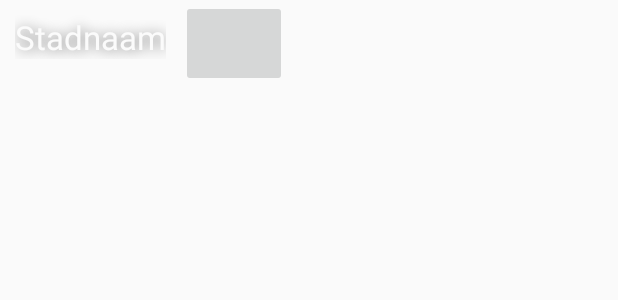
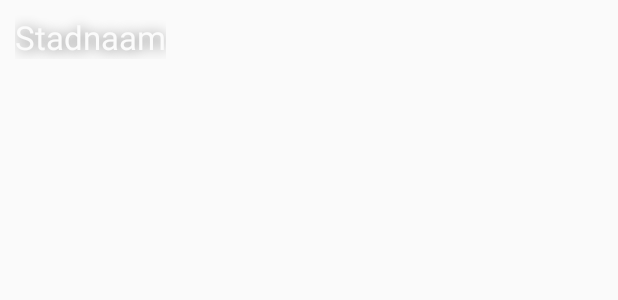
Before and after one commit to Merikw/GotToGoApp, an Android app: the layout item_city.xml on its own in the app's theme, with its tools: preview values and no code run, on a phone screen of 412 x 824 dp. Shown: the top 300 px of the screen. Run offline under Robolectric (Android 15) with nearby library versions, the phone set to English and light mode, and no system bars.

Commit message:
De ui in tab 2 en 3 zijn verbeterd.

```diff
--- a/app/build.gradle
+++ b/app/build.gradle
@@ -30,6 +30,7 @@ dependencies {
     compile 'com.android.support:design:25.3.1'
     testCompile 'junit:junit:4.12'
     compile 'com.google.android.gms:play-services:10.2.1'
+
 }
 
 apply plugin: 'com.google.gms.google-services'
--- a/app/src/main/java/nl/gottogo/gottogoapplication/MainTabbed.java
+++ b/app/src/main/java/nl/gottogo/gottogoapplication/MainTabbed.java
@@ -185,9 +185,9 @@ public class MainTabbed extends AppCompatActivity {
                 case 0:
                     return "Cities";
                 case 1:
-                    return "Your list";
+                    return "My list";
                 case 2:
-                    return "City Detail";
+                    return "Add photo's";
             }
             return null;
         }
--- a/app/src/main/res/layout/item_city.xml
+++ b/app/src/main/res/layout/item_city.xml
@@ -1,12 +1,10 @@
 <?xml version="1.0" encoding="utf-8"?>
 <LinearLayout xmlns:android="http://schemas.android.com/apk/res/android"
-    xmlns:app="http://schemas.android.com/apk/res-auto"
     xmlns:tools="http://schemas.android.com/tools"
+    xmlns:fab="http://schemas.android.com/apk/res-auto"
     android:id="@+id/llcity"
     android:layout_width="match_parent"
-    android:layout_height="match_parent"
-    android:elevation="5dp"
-    android:weightSum="1">
+    android:layout_height="match_parent">
 
     <TextView
         android:id="@+id/tvCityName"
@@ -21,16 +19,17 @@
         android:textAppearance="@android:style/TextAppearance.Material.Large"
         android:textColor="@color/light_font"
         tools:capitalize="sentences"
-        tools:layout_editor_absoluteX="0dp"
-        tools:layout_editor_absoluteY="0dp"
-        tools:textSize="36sp" />
+        tools:textSize="36sp"
+        />
 
-    <ImageButton
-        android:id="@+id/imageButton"
-        android:layout_width="49dp"
-        android:layout_height="58dp"
-        android:layout_gravity="top|right"
-        android:layout_weight="0.09"/>
+    <Space
+        android:layout_width="wrap_content"
+        android:layout_height="wrap_content"
+        android:layout_weight="1" />
+
+
+
+
 
 
 </LinearLayout>
```
Also changed, not shown: app/src/main/res/layout/tab2.xml (+57 -27 lines), app/src/main/res/layout/tab3.xml (+25 -31 lines), app/src/main/res/drawable/clear_icon.png (added), app/src/main/res/drawable/down_icon.png (added), app/src/main/res/drawable/ip_icon.png (added), app/src/main/res/drawable/plus_icon.png (added).
